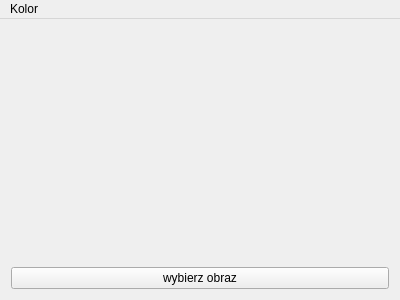
Above: mainwindow.ui from norbert108/rgb before the change. Below: the same form after it.
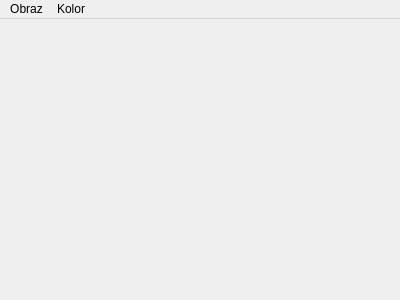
That is the form after the change.

Commit message: zapisywanie obrazka

What changed in the file:
```diff
--- a/mainwindow.ui
+++ b/mainwindow.ui
@@ -24,13 +24,6 @@
         </property>
        </widget>
       </item>
-      <item row="1" column="0">
-       <widget class="QPushButton" name="pushButton">
-        <property name="text">
-         <string>wybierz obraz</string>
-        </property>
-       </widget>
-      </item>
      </layout>
     </item>
    </layout>
@@ -53,6 +46,14 @@
     <addaction name="separator"/>
     <addaction name="actionOryginalny"/>
    </widget>
+   <widget class="QMenu" name="menuObraz">
+    <property name="title">
+     <string>Obraz</string>
+    </property>
+    <addaction name="actionOtw_rz"/>
+    <addaction name="actionZapisz"/>
+   </widget>
+   <addaction name="menuObraz"/>
    <addaction name="menuKolor"/>
   </widget>
   <action name="actionOdcienie_szaro_ci">
```
Left out of the diff: 10 changed lines with no effect on the pictures. The commit also changes 2 other files.
